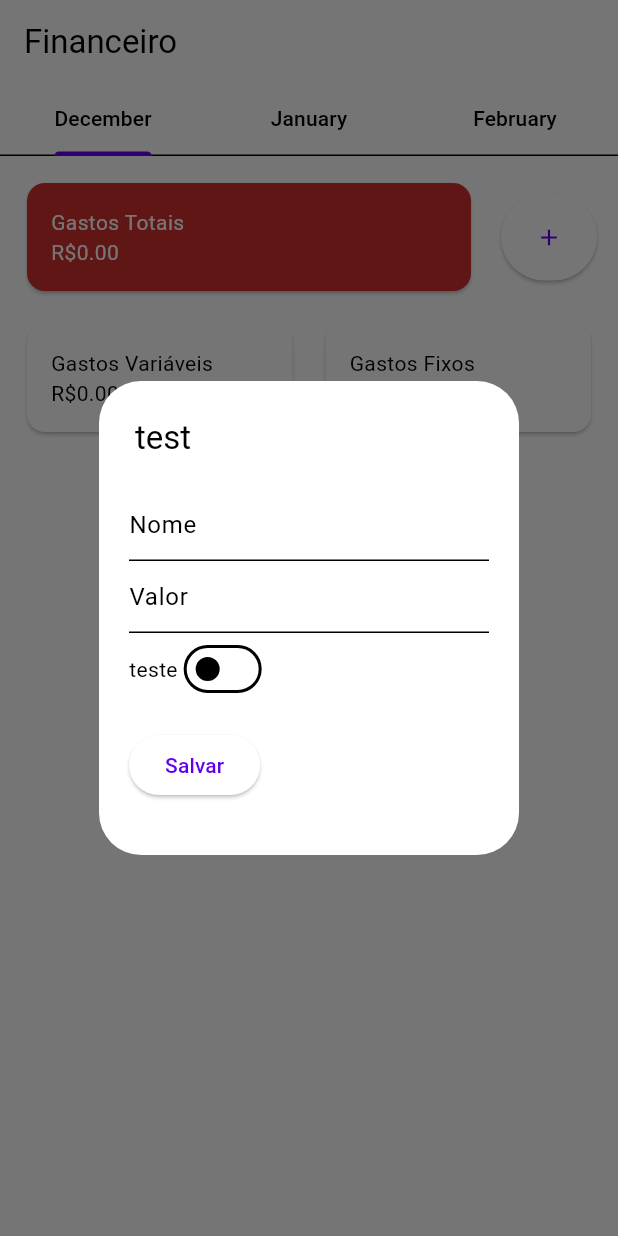
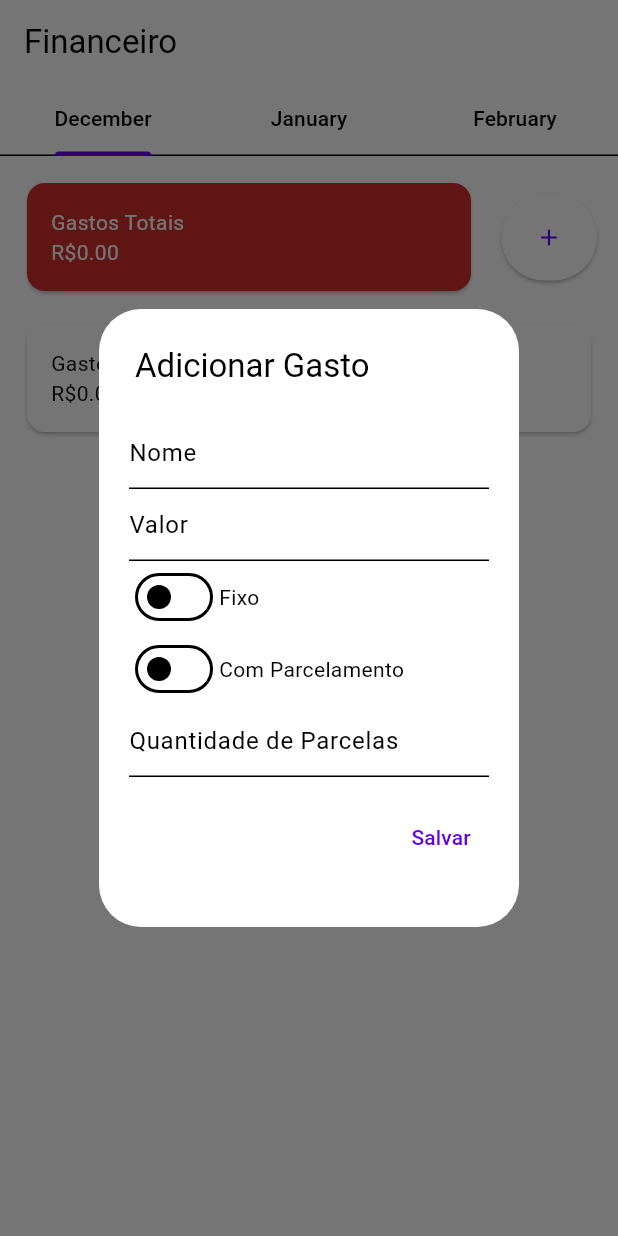
Before and after one commit to ViiniGarcia/FinanceiroApp, a Flutter app: the screen it shows after launch, after a tap on the "add" icon, on a phone screen of 412 x 824 dp. Run offline on Flutter 3.47's test engine with Material 2 defaults, Android fonts, the phone set to English and light mode, and no system bars; our stand-ins replace cloud_firestore, date_time_picker, dynamic_color, firebase_core, google_fonts; accounts and stored records are empty.

Commit message:
Adição de Gasto

```diff
--- a/lib/models/gastos.dart
+++ b/lib/models/gastos.dart
@@ -3,13 +3,14 @@ import 'package:intl/intl.dart';
 
 ///Classe para Gastos
 class Gastos {
-  String nome;
-  double valor;
-  bool isFixo;
-  Timestamp mesInicio;
-  int qtdParcelas;
+  late String nome;
+  late double valor;
+  late bool isFixo;
+  late Timestamp mesInicio;
+  late bool isParcelado;
+  late int? qtdParcelas;
 
-  Gastos(this.nome, this.valor, this.isFixo, this.mesInicio, this.qtdParcelas);
+  Gastos(this.nome, this.valor, this.isFixo, this.mesInicio, this.isParcelado, this.qtdParcelas);
 
   quantasParcelasFaltam() {
     String tempo;
--- a/lib/monthpage.dart
+++ b/lib/monthpage.dart
@@ -1,14 +1,16 @@
 import 'package:cloud_firestore/cloud_firestore.dart';
+import 'package:date_time_picker/date_time_picker.dart';
 import 'package:financeiro/models/gastos.dart';
 import 'package:flutter/material.dart';
 import 'package:uuid/uuid.dart';
 
 class MonthPage extends StatefulWidget {
-  MonthPage(this.tabName, this.listFixos, this.listVariaveis, this.db,
+  MonthPage(this.tabDate, this.tabName, this.listFixos, this.listVariaveis, this.db,
       {Key? key})
       : super(key: key);
 
   var db;
+  final DateTime tabDate;
   final String tabName;
   final List<Gastos> listFixos;
   final List<Gastos> listVariaveis;
@@ -19,7 +21,14 @@ class MonthPage extends StatefulWidget {
 
 class _MonthPageState extends State<MonthPage> {
   final GlobalKey<FormState> _formKey = GlobalKey<FormState>();
+
+  final _nome = TextEditingController();
+  final _valor = TextEditingController();
   bool _isFixo = false;
+  bool _isParcelado = false;
+  final _qtdParcelas = TextEditingController();
+
+  late Gastos gasto;
 
   @override
   Widget build(BuildContext context) {
@@ -145,6 +154,7 @@ class _MonthPageState extends State<MonthPage> {
   }
 
   _listaGastos(String tabName, List<Gastos> gastos) {
+    //gastos.removeWhere((gasto) => gasto.mesInicio == )
     return ListView.builder(
       itemCount: gastos.length,
       shrinkWrap: true,
@@ -189,19 +199,21 @@ class _MonthPageState extends State<MonthPage> {
         context: context,
         builder: (BuildContext context) {
           return SimpleDialog(
-            title: const Text("test"),
+            title: const Text("Adicionar Gasto"),
             contentPadding: const EdgeInsetsDirectional.all(20),
             children: [
               StatefulBuilder(
                   builder: (BuildContext context, StateSetter setState) {
                 return Form(
+                  key: _formKey,
                     child: Column(
-                  crossAxisAlignment: CrossAxisAlignment.start,
+                  crossAxisAlignment: CrossAxisAlignment.end,
                   children: [
                     TextFormField(
                       decoration: const InputDecoration(
                         hintText: 'Nome',
                       ),
+                      controller: _nome,
                       validator: (String? value) {
                         if (value == null || value.isEmpty) {
                           return 'Campo não preenchido';
@@ -213,6 +225,8 @@ class _MonthPageState extends State<MonthPage> {
                       decoration: const InputDecoration(
                         hintText: 'Valor',
                       ),
+                      controller: _valor,
+                      keyboardType: TextInputType.number,
                       validator: (String? value) {
                         if (value == null || value.isEmpty) {
                           return 'Campo não preenchido';
@@ -222,24 +236,61 @@ class _MonthPageState extends State<MonthPage> {
                     ),
                     Row(
                       children: [
-                        Text("teste"),
                         Switch(
+                            activeColor: Theme.of(context).colorScheme.primary,
                             value: _isFixo,
                             onChanged: (value) {
                               setState(() {
                                 _isFixo = value;
                               });
                             }),
+                        const Text("Fixo"),
                       ],
+                    ),
+                    Row(
+                      children: [
+                        Switch(
+                            activeColor: Theme.of(context).colorScheme.primary,
+                            value: _isParcelado,
+                            onChanged: (value) {
+                              setState(() {
+                                _isParcelado = value;
+                              });
+                            }),
+                        const Text("Com Parcelamento"),
+                      ],
+                    ),
+                    TextFormField(
+                      decoration: const InputDecoration(
+                        hintText: 'Quantidade de Parcelas',
+                      ),
+                      controller: _qtdParcelas,
+                      keyboardType: TextInputType.number,
+                      validator: (String? value) {
+                        if (value == null && _isParcelado == true) {
+                          return 'Campo não preenchido';
+                        }
+                        return null;
+                      },
                     ),
                     Padding(
                       padding: const EdgeInsets.symmetric(vertical: 16.0),
-                      child: ElevatedButton(
+                      child: TextButton(
                         onPressed: () {
-                          salvaBanco();
-                          // if (_formKey.currentState!.validate()) {
-                          //   //TODO colocar codigo
-                          // }
+                          if (_formKey.currentState!.validate()) {
+                            DateTime hoje = DateTime.now();
+
+                            gasto = Gastos(
+                                _nome.text,
+                                double.parse(_valor.text),
+                                _isFixo,
+                                Timestamp.fromDate(widget.tabDate),
+                                _isParcelado,
+                                _qtdParcelas.text.isNotEmpty ? int?.parse(_qtdParcelas.text) : 0
+                            );
+
+                            salvaGasto(gasto);
+                          }
                         },
                         child: const Text('Salvar'),
                       ),
@@ -252,16 +303,27 @@ class _MonthPageState extends State<MonthPage> {
         });
   }
 
-  void salvaBanco() {
+  _calendario() {
+    return DateTimePicker(
+      type: DateTimePickerType.date,
+      dateMask: 'dd/MM/yyyy',
+      initialValue: DateTime.now().toString(),
+      firstDate: DateTime(2000),
+      lastDate: DateTime(2100),
+      icon: const Icon(Icons.event),
+    );
+  }
+
+  void salvaGasto(Gastos gasto) {
     //Gera ID
     String id = const Uuid().v1();
-
     widget.db.collection("gastos").doc(id).set({
-      "nome": "Teste",
-      "valor": 1200,
-      "isFixo": true,
-      "mesInicio": Timestamp.now(),
-      "qtdParcelas": 0,
+      "nome": gasto.nome,
+      "valor": gasto.valor,
+      "isFixo": gasto.isFixo,
+      "mesInicio": gasto.mesInicio,
+      "isParcelado": gasto.isParcelado,
+      "qtdParcelas": gasto.qtdParcelas,
     });
   }
 }
--- a/lib/principal.dart
+++ b/lib/principal.dart
@@ -23,15 +23,13 @@ class _PrincipalState extends State<Principal> with TickerProviderStateMixin {
   List<Gastos> listGastosFixo = [];
   List<Gastos> listGastosVariaveis = [];
   List<Tab> tabs = <Tab>[
-    Tab(text: _proxMeses(DateTime.now(), 0)),
-    Tab(text: _proxMeses(DateTime.now(), 1)),
-    Tab(text: _proxMeses(DateTime.now(), 2)),
+    Tab(text: DateFormat.MMMM().format(_proxMeses(0))),
+    Tab(text: DateFormat.MMMM().format(_proxMeses(1))),
+    Tab(text: DateFormat.MMMM().format(_proxMeses(2))),
   ];
 
   @override
   void initState() {
-    //Atualização inicial
-    atualizar();
     //Atualização em tempo real
     db.collection("gastos").snapshots().listen((query) {
       listGastosFixo = [];
@@ -39,7 +37,7 @@ class _PrincipalState extends State<Principal> with TickerProviderStateMixin {
       for (var doc in query.docs) {
         setState(() {
           Gastos gasto = Gastos(doc.get("nome"), doc.get("valor").toDouble(),
-              doc.get("isFixo"), doc.get("mesInicio"), doc.get("qtdParcelas"));
+              doc.get("isFixo"), doc.get("mesInicio"), doc.get("isParcelado"), doc.get("qtdParcelas"));
           gasto.isFixo == true
               ? listGastosFixo.add(gasto)
               : listGastosVariaveis.add(gasto);
@@ -65,33 +63,21 @@ class _PrincipalState extends State<Principal> with TickerProviderStateMixin {
           body: TabBarView(
             controller: _tabController,
             children: [
-              MonthPage(_proxMeses(DateTime.now(), 0), listGastosFixo,
+              MonthPage(_proxMeses(0), DateFormat.MMMM().format(_proxMeses(0)), listGastosFixo,
                   listGastosVariaveis, db),
-              MonthPage(_proxMeses(DateTime.now(), 1), listGastosFixo,
+              MonthPage(_proxMeses(1), DateFormat.MMMM().format(_proxMeses(1)), listGastosFixo,
                   listGastosVariaveis, db),
-              MonthPage(_proxMeses(DateTime.now(), 2), listGastosFixo,
+              MonthPage(_proxMeses(2), DateFormat.MMMM().format(_proxMeses(2)), listGastosFixo,
                   listGastosVariaveis, db),
             ],
           ),
         ),
     );
   }
-
-  void atualizar() async {
-    QuerySnapshot query = await db.collection("gastos").get();
-
-    for (var element in query.docs) {
-      String name = element.get("teste");
-      setState(() {
-        listGastosFixo.add(element.get("teste"));
-      });
-    }
-  }
 }
 
-String _proxMeses(mesAtual, int qtdMeses) {
+DateTime _proxMeses(int qtdMeses) {
   var hoje = DateTime.now();
-  var mes = DateFormat.MMMM()
-      .format(DateTime(hoje.year, hoje.month + qtdMeses, hoje.day));
+  var mes = DateTime(hoje.year, hoje.month + qtdMeses, hoje.day);
   return mes;
 }
--- a/pubspec.yaml
+++ b/pubspec.yaml
@@ -47,6 +47,7 @@ dependencies:
 
   uuid: ^3.0.6
   dynamic_color: ^1.5.4
+  date_time_picker: ^2.1.0
 
 dev_dependencies:
   flutter_test:
```
Also changed, not shown: pubspec.lock.
